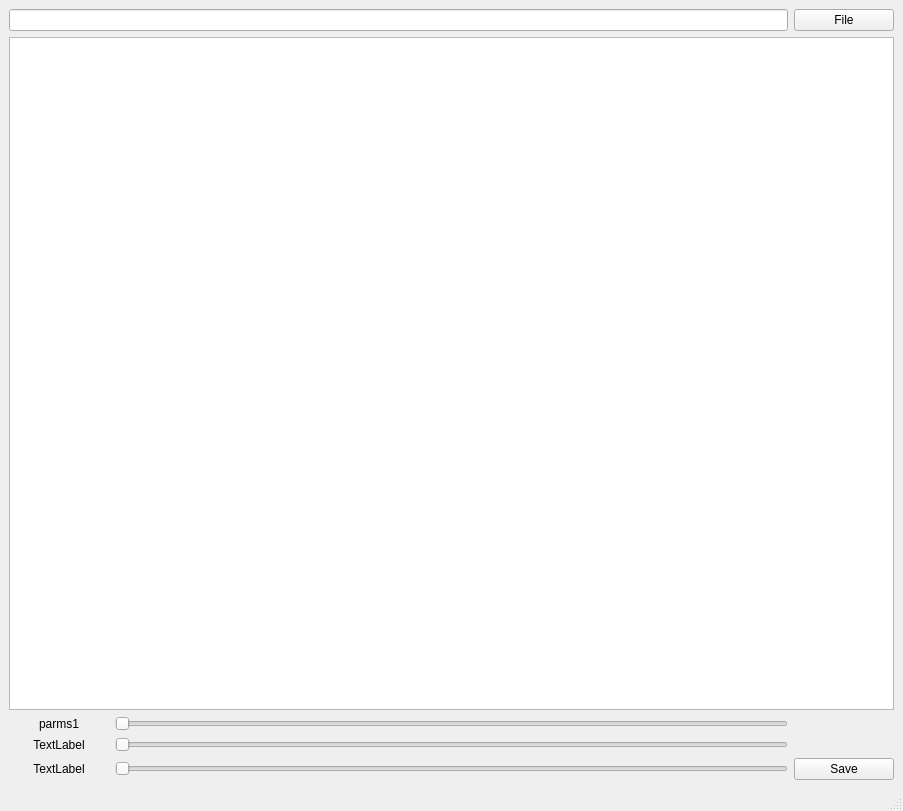
Above: mainwindow.ui from gollowars/pyqt5-opencv3-application before the change. Below: the same form after it.
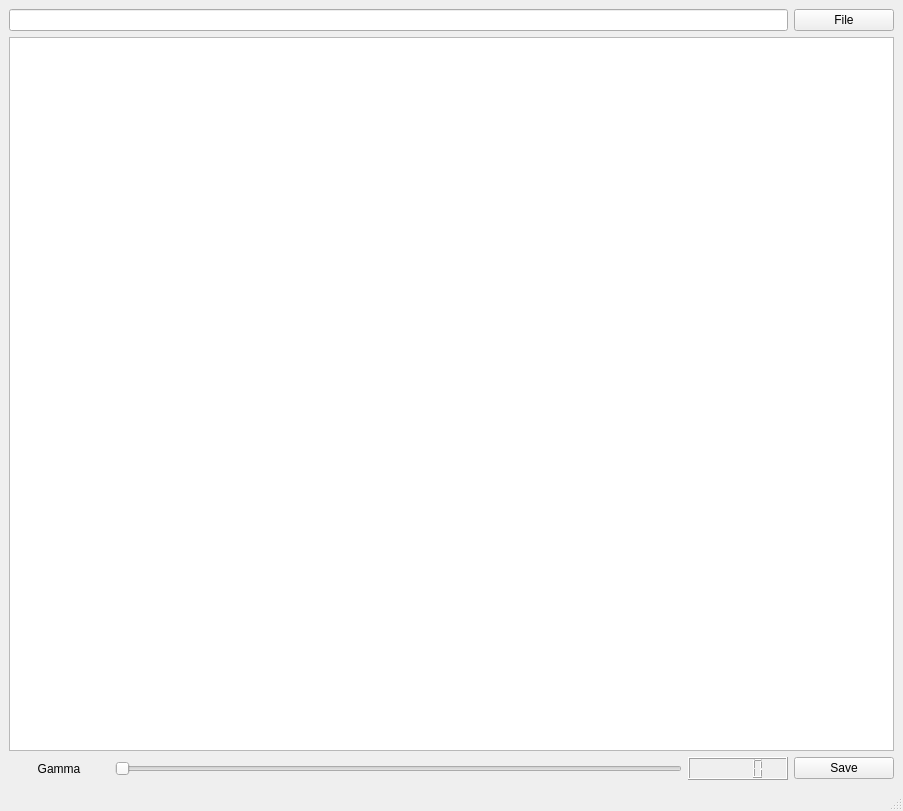
That is the form after the change.

```diff
--- a/mainwindow.ui
+++ b/mainwindow.ui
@@ -17,101 +17,71 @@
    <layout class="QGridLayout" name="gridLayout_2">
     <item row="0" column="0">
      <layout class="QGridLayout" name="gridLayout">
-      <item row="3" column="0">
-       <widget class="QLabel" name="label_2">
-        <property name="maximumSize">
-         <size>
-          <width>100</width>
-          <height>16777215</height>
-         </size>
-        </property>
-        <property name="text">
-         <string>TextLabel</string>
-        </property>
-        <property name="alignment">
-         <set>Qt::AlignCenter</set>
-        </property>
-       </widget>
-      </item>
-      <item row="1" column="0" colspan="4">
+      <item row="1" column="0" colspan="5">
        <widget class="QGraphicsView" name="graphicsView"/>
       </item>
-      <item row="2" column="0">
-       <widget class="QLabel" name="label">
-        <property name="maximumSize">
-         <size>
-          <width>100</width>
-          <height>16777215</height>
-         </size>
-        </property>
-        <property name="text">
-         <string>parms1</string>
-        </property>
-        <property name="alignment">
-         <set>Qt::AlignCenter</set>
-        </property>
-       </widget>
-      </item>
-      <item row="4" column="3">
-       <widget class="QPushButton" name="saveBtn">
-        <property name="maximumSize">
-         <size>
-          <width>100</width>
-          <height>16777215</height>
-         </size>
-        </property>
-        <property name="text">
-         <string>Save</string>
-        </property>
-       </widget>
-      </item>
-      <item row="4" column="0">
-       <widget class="QLabel" name="label_3">
-        <property name="maximumSize">
-         <size>
-          <width>100</width>
-          <height>16777215</height>
-         </size>
-        </property>
-        <property name="text">
-         <string>TextLabel</string>
-        </property>
-        <property name="alignment">
-         <set>Qt::AlignCenter</set>
-        </property>
-       </widget>
-      </item>
-      <item row="0" column="3">
+      <item row="0" column="4">
        <widget class="QPushButton" name="fileSelectBtn">
         <property name="text">
          <string>File</string>
         </property>
        </widget>
       </item>
-      <item row="0" column="0" colspan="3">
-       <widget class="QLineEdit" name="lineEdit"/>
-      </item>
-      <item row="4" column="1" colspan="2">
-       <widget class="QSlider" name="horizontalSlider_3">
-        <property name="orientation">
-         <enum>Qt::Horizontal</enum>
+      <item row="2" column="4">
+       <widget class="QPushButton" name="saveBtn">
+        <property name="maximumSize">
+         <size>
+          <width>100</width>
+          <height>16777215</height>
+         </size>
+        </property>
+        <property name="text">
+         <string>Save</string>
         </property>
        </widget>
       </item>
-      <item row="3" column="1" colspan="2">
-       <widget class="QSlider" name="horizontalSlider_2">
-        <property name="orientation">
-         <enum>Qt::Horizontal</enum>
+      <item row="2" column="0">
+       <widget class="QLabel" name="label">
+        <property name="maximumSize">
+         <size>
+          <width>100</width>
+          <height>16777215</height>
+         </size>
+        </property>
+        <property name="text">
+         <string>Gamma</string>
+        </property>
+        <property name="alignment">
+         <set>Qt::AlignCenter</set>
         </property>
        </widget>
       </item>
       <item row="2" column="1" colspan="2">
-       <widget class="QSlider" name="slider1">
+       <widget class="QSlider" name="gammaSlider">
+        <property name="minimum">
+         <number>1</number>
+        </property>
+        <property name="maximum">
+         <number>10</number>
+        </property>
         <property name="orientation">
          <enum>Qt::Horizontal</enum>
         </property>
        </widget>
       </item>
+      <item row="2" column="3">
+       <widget class="QLCDNumber" name="gammaLcdNum">
+        <property name="maximumSize">
+         <size>
+          <width>100</width>
+          <height>16777215</height>
+         </size>
+        </property>
+       </widget>
+      </item>
+      <item row="0" column="0" colspan="4">
+       <widget class="QLineEdit" name="lineEdit"/>
+      </item>
      </layout>
     </item>
    </layout>
```
